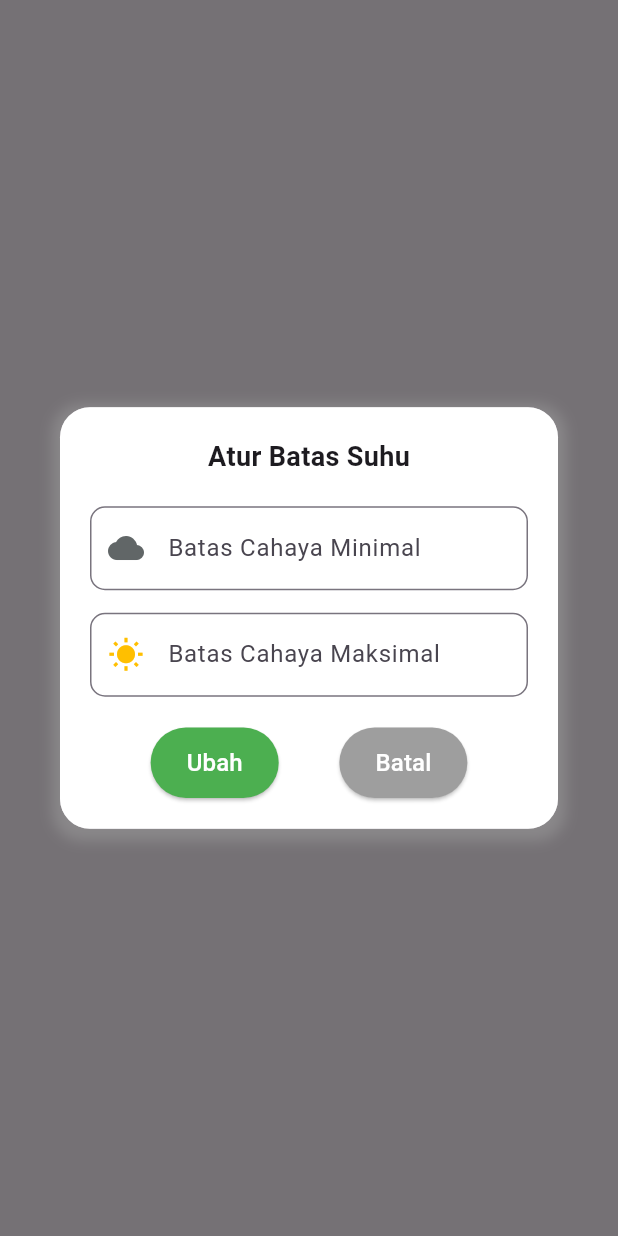
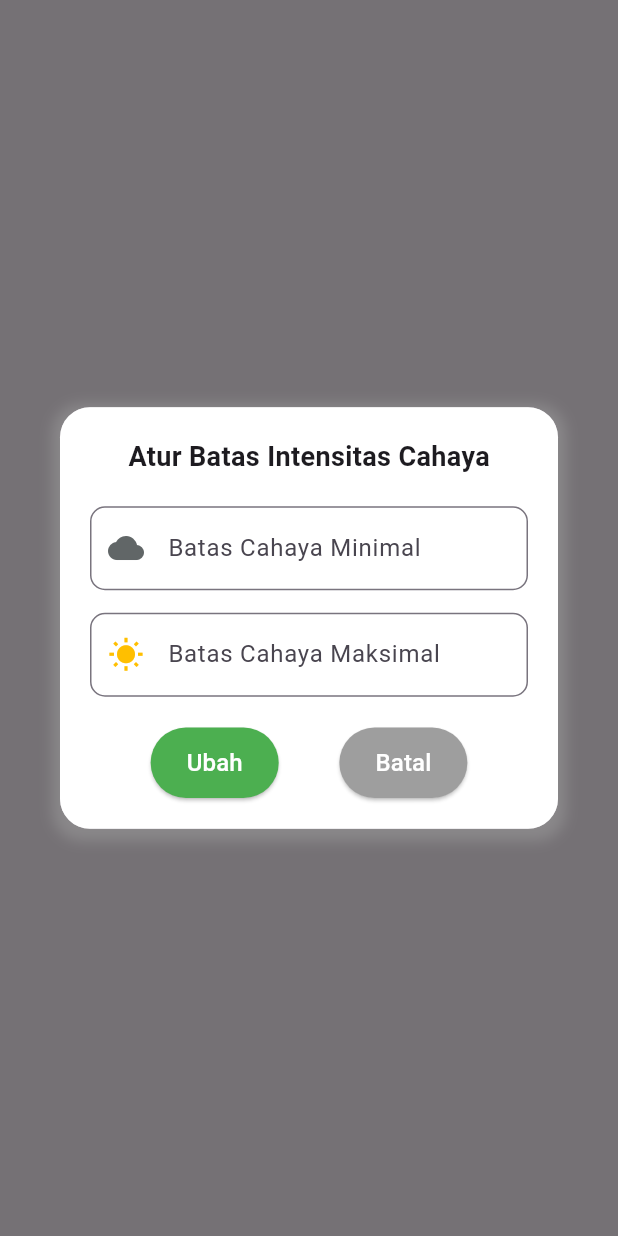
Before and after one commit to vanvl49/smart_hydronest, a Flutter app: the EditBatasCahaya widget shown alone on an empty page, opened directly, on a phone screen of 412 x 824 dp. Run offline on Flutter 3.47's test engine with Material 3 defaults, Android fonts, the phone set to English and light mode, and no system bars; network calls fail.

Commit message:
fix pengaturan.dart

```diff
--- a/lib/pengaturan.dart
+++ b/lib/pengaturan.dart
@@ -486,7 +486,7 @@ void EditBatasCahaya(BuildContext context) {
             mainAxisSize: MainAxisSize.min,
             children: [
               const Text(
-                'Atur Batas Suhu',
+                'Atur Batas Intensitas Cahaya',
                 style: TextStyle(fontSize: 18, fontWeight: FontWeight.bold),
               ),
               const SizedBox(height: 20),
```
